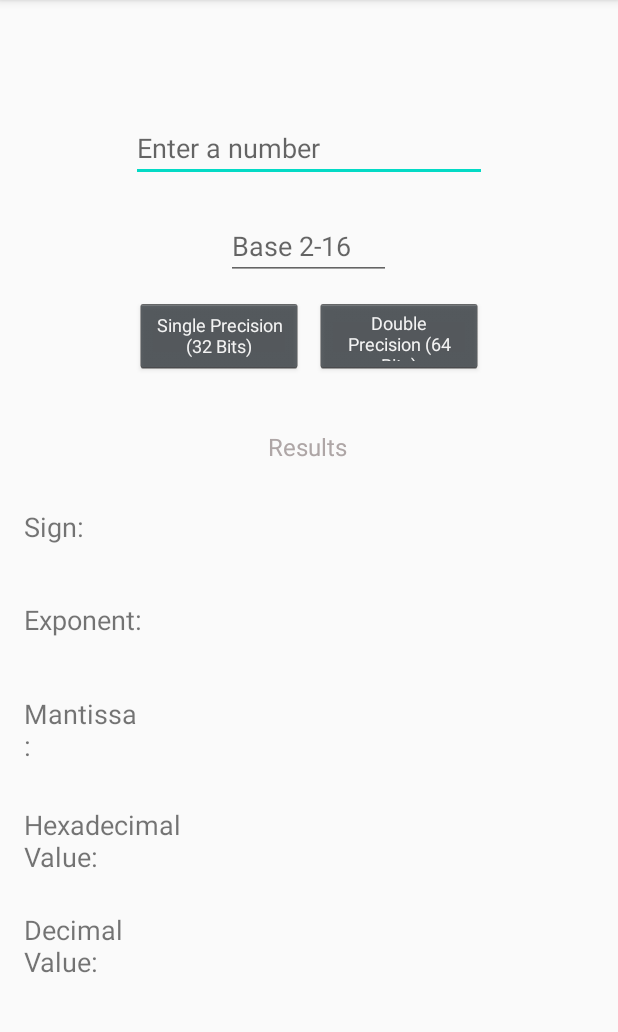
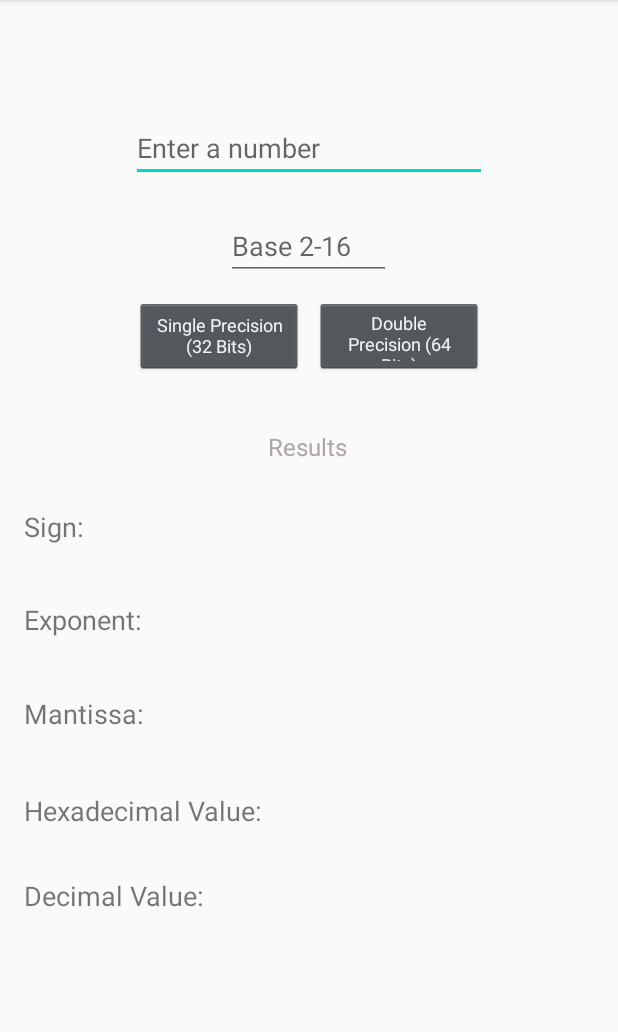
Before and after one commit to Diegohv7/BASE_CONVERTER2, an Android app: the Precisiones screen opened directly, with no data from a screen before it, on a phone screen of 412 x 824 dp, the part 84-1116 px from its top. Run offline under Robolectric (Android 15) with nearby library versions, the phone set to English and light mode, and no system bars.

Commit message:
Base_Converter

```diff
--- a/app/src/main/res/layout/activity_conversiones.xml
+++ b/app/src/main/res/layout/activity_conversiones.xml
@@ -117,6 +117,7 @@
         android:shadowColor="#000000"
         android:textColor="#0048FF"
         android:textSize="18sp"
+        android:textStyle="bold|italic"
         tools:layout_editor_absoluteX="49dp"
         tools:layout_editor_absoluteY="426dp" />
 
--- a/app/src/main/res/layout/activity_operaciones.xml
+++ b/app/src/main/res/layout/activity_operaciones.xml
@@ -112,7 +112,8 @@
         android:layout_centerHorizontal="true"
         android:layout_marginTop="21dp"
         android:hint="@string/resultado"
-        android:textColor="#1822F6"
-        android:textSize="18sp" />
+        android:textColor="#0048FA"
+        android:textSize="18sp"
+        android:textStyle="bold|italic" />
 
 </RelativeLayout>
--- a/app/src/main/res/layout/activity_precisiones.xml
+++ b/app/src/main/res/layout/activity_precisiones.xml
@@ -69,7 +69,7 @@
 
     <TextView
         android:id="@+id/textView17"
-        android:layout_width="78dp"
+        android:layout_width="88dp"
         android:layout_height="wrap_content"
         android:layout_below="@+id/editText3"
         android:layout_alignParentStart="true"
@@ -86,14 +86,14 @@
 
     <TextView
         android:id="@+id/textView21"
-        android:layout_width="158dp"
+        android:layout_width="170dp"
         android:layout_height="wrap_content"
         android:layout_below="@+id/editText3"
         android:layout_alignParentStart="true"
         android:layout_alignParentLeft="true"
         android:layout_marginStart="16dp"
         android:layout_marginLeft="16dp"
-        android:layout_marginTop="28dp"
+        android:layout_marginTop="40dp"
         android:text="@string/valorhexadecimal"
         android:textSize="18sp"
         app:layout_constraintEnd_toStartOf="@+id/textView23"
@@ -139,14 +139,14 @@
 
     <TextView
         android:id="@+id/textView22"
-        android:layout_width="118dp"
+        android:layout_width="170dp"
         android:layout_height="wrap_content"
         android:layout_below="@+id/editText3"
         android:layout_alignParentStart="true"
         android:layout_alignParentLeft="true"
         android:layout_marginStart="16dp"
         android:layout_marginLeft="16dp"
-        android:layout_marginTop="24dp"
+        android:layout_marginTop="32dp"
         android:text="@string/valordecimal"
         android:textSize="18sp"
         app:layout_constraintEnd_toStartOf="@+id/textView24"
@@ -176,8 +176,8 @@
         android:layout_width="250dp"
         android:layout_height="37dp"
         android:layout_marginTop="24dp"
-        android:textColor="#000000"
-        android:textStyle="bold"
+        android:textColor="#0048FF"
+        android:textStyle="bold|italic"
         app:layout_constraintEnd_toEndOf="parent"
         app:layout_constraintHorizontal_bias="1.0"
         app:layout_constraintStart_toStartOf="parent"
@@ -186,26 +186,26 @@
     <TextView
         android:id="@+id/textView24"
         android:layout_width="200dp"
-        android:layout_height="30dp"
-        android:layout_marginTop="16dp"
-        android:textColor="#000000"
-        android:textStyle="bold"
+        android:layout_height="25dp"
+        android:layout_marginTop="32dp"
+        android:textColor="#0048FF"
+        android:textStyle="bold|italic"
         app:layout_constraintEnd_toEndOf="parent"
         app:layout_constraintHorizontal_bias="0.957"
         app:layout_constraintStart_toStartOf="parent"
-        app:layout_constraintTop_toBottomOf="@+id/textView23" />
+        app:layout_constraintTop_toBottomOf="@+id/textView21" />
 
     <TextView
         android:id="@+id/textView23"
         android:layout_width="200dp"
-        android:layout_height="30dp"
-        android:layout_marginTop="28dp"
-        android:textColor="#000000"
-        android:textStyle="bold"
+        android:layout_height="25dp"
+        android:layout_marginTop="40dp"
+        android:textColor="#0048FF"
+        android:textStyle="bold|italic"
         app:layout_constraintEnd_toEndOf="parent"
         app:layout_constraintHorizontal_bias="0.957"
         app:layout_constraintStart_toStartOf="parent"
-        app:layout_constraintTop_toBottomOf="@+id/textView20" />
+        app:layout_constraintTop_toBottomOf="@+id/textView17" />
 
     <TextView
         android:id="@+id/textView18"
@@ -214,9 +214,9 @@
         android:layout_marginStart="36dp"
         android:layout_marginLeft="36dp"
         android:layout_marginTop="18dp"
-        android:textColor="#000000"
+        android:textColor="#0048FF"
         android:textSize="14sp"
-        android:textStyle="bold"
+        android:textStyle="bold|italic"
         app:layout_constraintEnd_toEndOf="parent"
         app:layout_constraintHorizontal_bias="1.0"
         app:layout_constraintStart_toStartOf="parent"
@@ -301,7 +301,7 @@
 
     <TextView
         android:id="@+id/textView15"
-        android:layout_width="50dp"
+        android:layout_width="88dp"
         android:layout_height="24dp"
         android:layout_below="@+id/editText3"
         android:layout_alignParentStart="true"
@@ -321,10 +321,10 @@
         android:layout_width="250dp"
         android:layout_height="37dp"
         android:layout_marginTop="24dp"
-        android:textColor="#000000"
+        android:textColor="#0048FF"
         android:textIsSelectable="false"
         android:textSize="14sp"
-        android:textStyle="bold"
+        android:textStyle="bold|italic"
         app:layout_constraintEnd_toEndOf="parent"
         app:layout_constraintHorizontal_bias="1.0"
         app:layout_constraintStart_toStartOf="parent"
```
